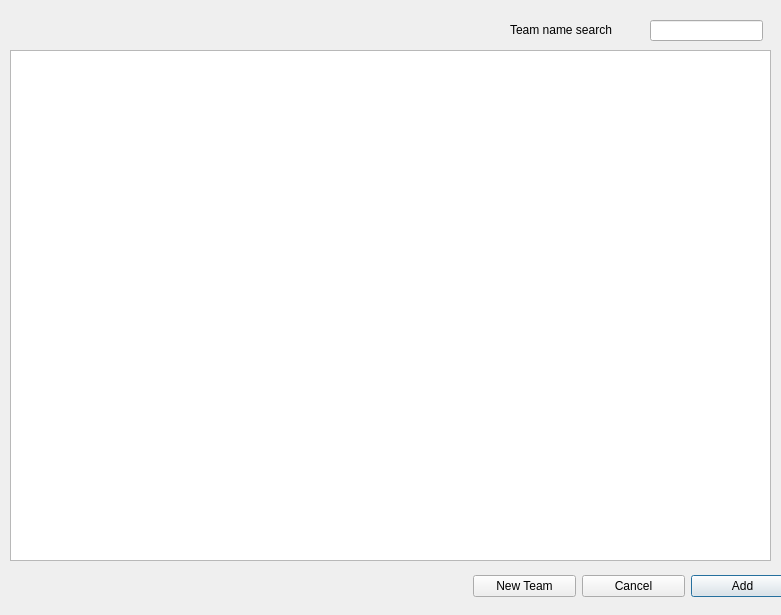
The window that teamsearchdiag.ui (stefanmarjanovic/Comp) describes before a commit, drawn with Qt 5.
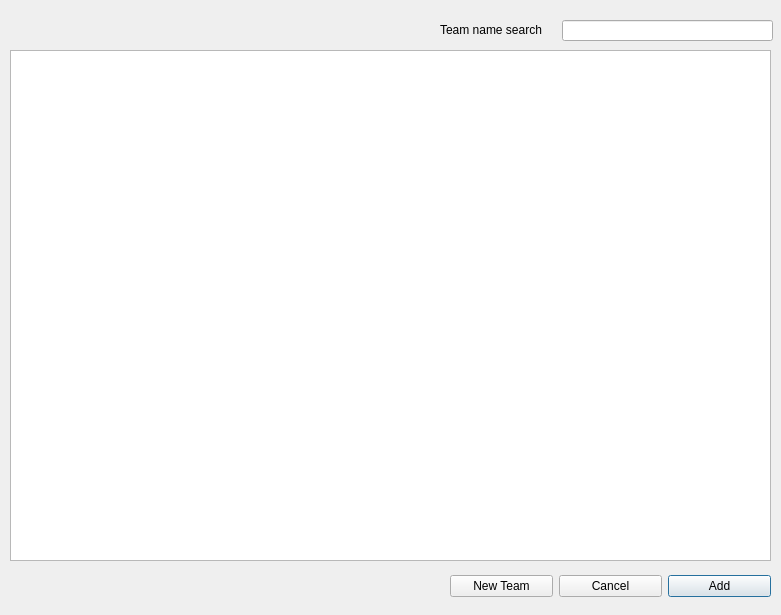
The same window after the commit.

Diff of the .ui file:
```diff
--- a/teamsearchdiag.ui
+++ b/teamsearchdiag.ui
@@ -16,7 +16,7 @@
   <widget class="QWidget" name="layoutWidget">
    <property name="geometry">
     <rect>
-     <x>473</x>
+     <x>450</x>
      <y>570</y>
      <width>321</width>
      <height>32</height>
@@ -62,9 +62,9 @@
   <widget class="QLineEdit" name="searchText">
    <property name="geometry">
     <rect>
-     <x>650</x>
+     <x>562</x>
      <y>20</y>
-     <width>113</width>
+     <width>211</width>
      <height>21</height>
     </rect>
    </property>
@@ -72,7 +72,7 @@
   <widget class="QLabel" name="label">
    <property name="geometry">
     <rect>
-     <x>510</x>
+     <x>440</x>
      <y>20</y>
      <width>131</width>
      <height>20</height>
```
Left out of the diff: 7 changed lines with no effect on the pictures.
